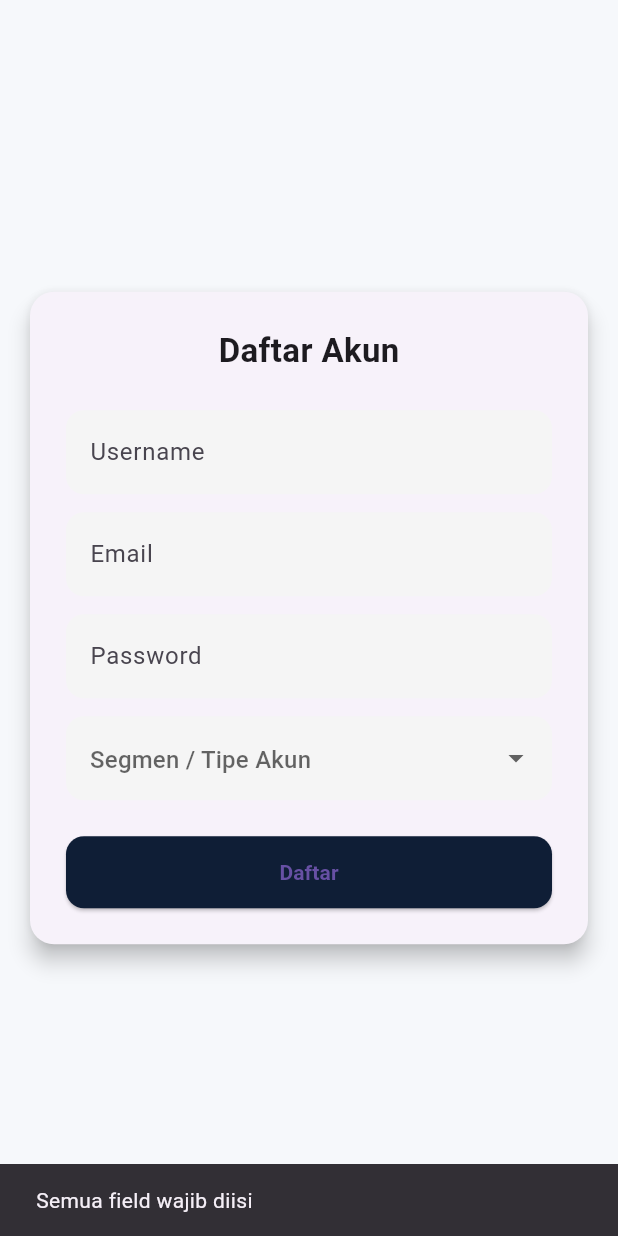
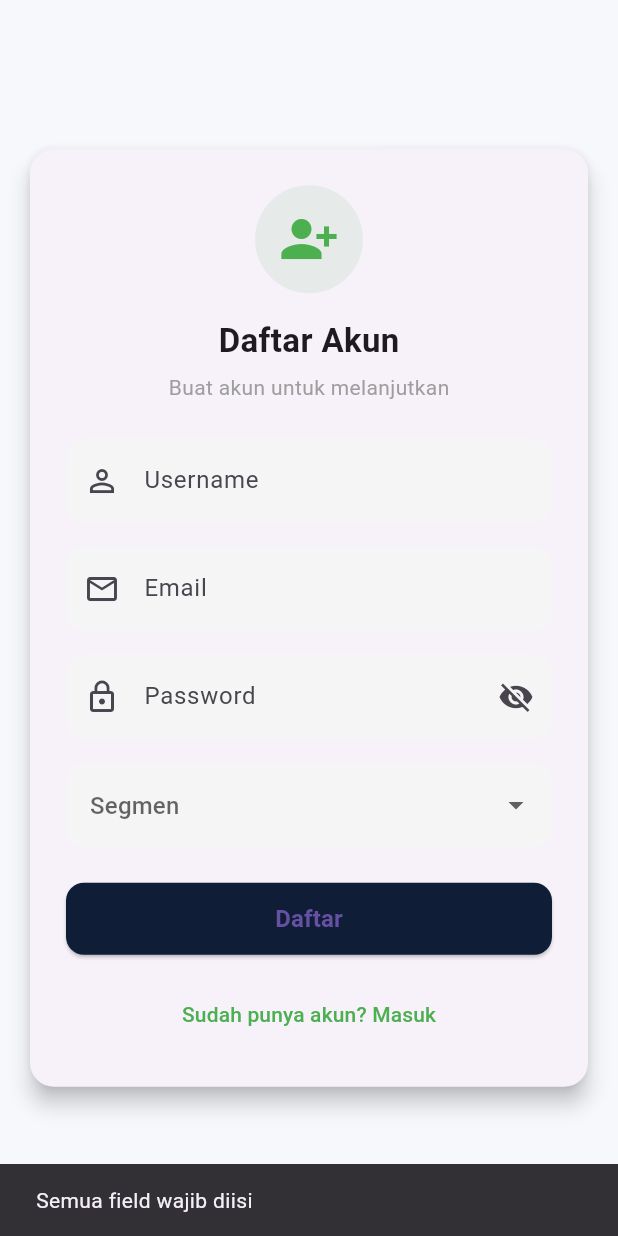
Before and after one commit to soekarsoedirman/UAS-mobile-frontend, a Flutter app: the RegisterPage screen opened directly, after a tap on "Daftar", on a phone screen of 412 x 824 dp. Run offline on Flutter 3.47's test engine with Material 3 defaults, Android fonts, the phone set to English and light mode, and no system bars; our stand-ins replace shared_preferences; accounts and stored records are empty.

Commit message:
register

```diff
--- /dev/null
+++ b/lib/models/product_model.dart
@@ -0,0 +1,38 @@
+class Product {
+  final int? id;
+  final String productName;
+  final int? price;
+  final int subkategoriId;
+
+  Product({
+    this.id,
+    required this.productName,
+    this.price,
+    required this.subkategoriId,
+  });
+
+  // Untuk menerima data dari API (GET)
+  factory Product.fromJson(Map<String, dynamic> json) {
+    return Product(
+      id: json['id'], // Asumsi dari database
+      productName: json['product_name'],
+      price: json['price'],
+      subkategoriId: json['subkategori_id'],
+    );
+  }
+
+  // Untuk mengirim data ke API (POST/Add Product)
+  Map<String, dynamic> toAddJson() {
+    return {
+      'product_name': productName,
+      'price': price,
+      'subkategori_id': subkategoriId,
+    };
+  }
+
+  // Untuk mengirim data ke API (POST/Edit Product {id})
+
+  Map<String, dynamic> toEditJson() {
+    return {'product_name': productName, 'subkategori_id': subkategoriId};
+  }
+}
--- a/lib/pages/register.dart
+++ b/lib/pages/register.dart
@@ -1,4 +1,6 @@
 import 'package:flutter/material.dart';
+import 'package:frontend/pages/dashboard.dart';
+import 'package:frontend/pages/home.dart';
 import '../services/api.dart';
 import 'login.dart';
 
@@ -75,82 +77,97 @@ class _RegisterPageState extends State<RegisterPage> {
               child: Column(
                 mainAxisSize: MainAxisSize.min,
                 children: [
+                  // ICON
+                  Container(
+                    padding: const EdgeInsets.all(16),
+                    decoration: BoxDecoration(
+                      color: Colors.green.withOpacity(0.1),
+                      shape: BoxShape.circle,
+                    ),
+                    child: const Icon(
+                      Icons.person_add_alt_1,
+                      size: 40,
+                      color: Colors.green,
+                    ),
+                  ),
+
+                  const SizedBox(height: 16),
+
                   const Text(
                     "Daftar Akun",
                     style: TextStyle(fontSize: 22, fontWeight: FontWeight.bold),
                   ),
+
+                  const SizedBox(height: 6),
+
+                  const Text(
+                    "Buat akun untuk melanjutkan",
+                    style: TextStyle(color: Colors.grey),
+                  ),
+
                   const SizedBox(height: 24),
 
+                  // USERNAME
                   TextField(
                     controller: usernameCtrl,
-                    decoration: InputDecoration(
-                      hintText: "Username",
-                      filled: true,
-                      fillColor: Colors.grey.shade100,
-                      border: OutlineInputBorder(
-                        borderRadius: BorderRadius.circular(12),
-                        borderSide: BorderSide.none,
-                      ),
+                    decoration: _inputStyle(
+                      hint: "Username",
+                      icon: Icons.person_outline,
                     ),
                   ),
-                  const SizedBox(height: 12),
+
+                  const SizedBox(height: 16),
+
+                  // EMAIL
                   TextField(
                     controller: emailCtrl,
-                    decoration: InputDecoration(
-                      hintText: "Email",
-                      filled: true,
-                      fillColor: Colors.grey.shade100,
-                      border: OutlineInputBorder(
-                        borderRadius: BorderRadius.circular(12),
-                        borderSide: BorderSide.none,
-                      ),
+                    decoration: _inputStyle(
+                      hint: "Email",
+                      icon: Icons.email_outlined,
                     ),
                   ),
-                  const SizedBox(height: 12),
+
+                  const SizedBox(height: 16),
+
+                  // PASSWORD
                   TextField(
                     controller: passwordCtrl,
                     obscureText: true,
-                    decoration: InputDecoration(
-                      hintText: "Password",
-                      filled: true,
-                      fillColor: Colors.grey.shade100,
-                      border: OutlineInputBorder(
-                        borderRadius: BorderRadius.circular(12),
-                        borderSide: BorderSide.none,
-                      ),
+                    decoration: _inputStyle(
+                      hint: "Password",
+                      icon: Icons.lock_outline,
+                      suffix: Icons.visibility_off,
                     ),
                   ),
-                  const SizedBox(height: 12),
 
+                  const SizedBox(height: 16),
+
+                  // SEGMENT DROPDOWN
                   DropdownButtonFormField<String>(
-                    decoration: InputDecoration(
-                      hintText: "Segmen / Tipe Akun",
-                      filled: true,
-                      fillColor: Colors.grey.shade100,
-                      border: OutlineInputBorder(
-                        borderRadius: BorderRadius.circular(12),
-                        borderSide: BorderSide.none,
-                      ),
-                    ),
+                    decoration: _dropdownStyle("Segmen"),
                     value: selectedSegment,
                     items: const [
                       DropdownMenuItem(
                         value: "Customer",
-                        child: Text("Customer (Pembeli)"),
+                        child: Text("Customer"),
                       ),
                       DropdownMenuItem(
                         value: "Home Office",
-                        child: Text("Admin - Home Office"),
+                        child: Text("Home Office"),
                       ),
                       DropdownMenuItem(
                         value: "Corporate",
-                        child: Text("Admin - Corporate"),
+                        child: Text("Corporate"),
                       ),
                     ],
-                    onChanged: (val) => setState(() => selectedSegment = val),
+                    onChanged: (value) {
+                      selectedSegment = value;
+                    },
                   ),
 
                   const SizedBox(height: 24),
+
+                  // REGISTER BUTTON
                   SizedBox(
                     width: double.infinity,
                     height: 48,
@@ -161,13 +178,50 @@ class _RegisterPageState extends State<RegisterPage> {
                           borderRadius: BorderRadius.circular(12),
                         ),
                       ),
-                      onPressed: isLoading ? null : handleRegister,
-                      child: isLoading
-                          ? const CircularProgressIndicator(color: Colors.white)
-                          : const Text(
-                              "Daftar",
-                              style: TextStyle(fontWeight: FontWeight.bold),
+                      onPressed: () {
+                        if (usernameCtrl.text.isEmpty ||
+                            emailCtrl.text.isEmpty ||
+                            passwordCtrl.text.isEmpty ||
+                            selectedSegment == null) {
+                          ScaffoldMessenger.of(context).showSnackBar(
+                            const SnackBar(
+                              content: Text("Semua field wajib diisi"),
                             ),
+                          );
+                          return;
+                        }
+
+                        if (selectedSegment == "Customer") {
+                          Navigator.pushReplacement(
+                            context,
+                            MaterialPageRoute(builder: (_) => HomePage()),
+                          );
+                        } else {
+                          Navigator.pushReplacement(
+                            context,
+                            MaterialPageRoute(
+                              builder: (_) => const SellerDashboardPage(),
+                            ),
+                          );
+                        }
+                      },
+                      child: const Text(
+                        "Daftar",
+                        style: TextStyle(
+                          fontSize: 16,
+                          fontWeight: FontWeight.bold,
+                        ),
+                      ),
+                    ),
+                  ),
+
+                  const SizedBox(height: 16),
+
+                  TextButton(
+                    onPressed: () => Navigator.pop(context),
+                    child: const Text(
+                      "Sudah punya akun? Masuk",
+                      style: TextStyle(color: Colors.green),
                     ),
                   ),
                 ],
@@ -178,4 +232,35 @@ class _RegisterPageState extends State<RegisterPage> {
       ),
     );
   }
+
+  // ================= INPUT STYLE =================
+  InputDecoration _inputStyle({
+    required String hint,
+    required IconData icon,
+    IconData? suffix,
+  }) {
+    return InputDecoration(
+      hintText: hint,
+      prefixIcon: Icon(icon),
+      suffixIcon: suffix != null ? Icon(suffix) : null,
+      filled: true,
+      fillColor: Colors.grey.shade100,
+      border: OutlineInputBorder(
+        borderRadius: BorderRadius.circular(12),
+        borderSide: BorderSide.none,
+      ),
+    );
+  }
+
+  InputDecoration _dropdownStyle(String hint) {
+    return InputDecoration(
+      hintText: hint,
+      filled: true,
+      fillColor: Colors.grey.shade100,
+      border: OutlineInputBorder(
+        borderRadius: BorderRadius.circular(12),
+        borderSide: BorderSide.none,
+      ),
+    );
+  }
 }
```
